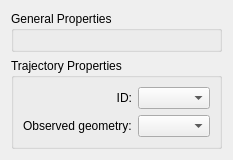
Old version of the form src/terralib/qt/widgets/st/ui/TrajectoryPropertiesWidgetForm.ui in the repository claudiobogossian/terralib5.
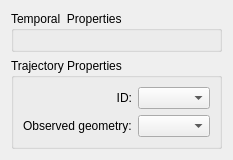
New version of the form.

Commit message: Updating the general spatio-temporal properties widget.

```diff
--- a/src/terralib/qt/widgets/st/ui/TrajectoryPropertiesWidgetForm.ui
+++ b/src/terralib/qt/widgets/st/ui/TrajectoryPropertiesWidgetForm.ui
@@ -17,7 +17,7 @@
    <item row="0" column="0">
     <widget class="QGroupBox" name="m_temporalPropertiesGroupBox">
      <property name="title">
-      <string>General Properties</string>
+      <string>Temporal  Properties</string>
      </property>
      <layout class="QGridLayout" name="gridLayout_2">
       <item row="0" column="0">
```
Left out of the diff: 2 changed lines with no effect on the pictures. The commit also changes 17 other files.
